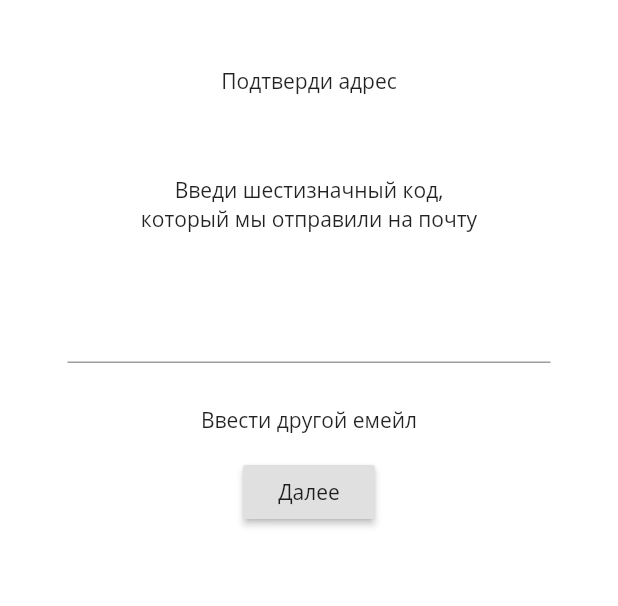
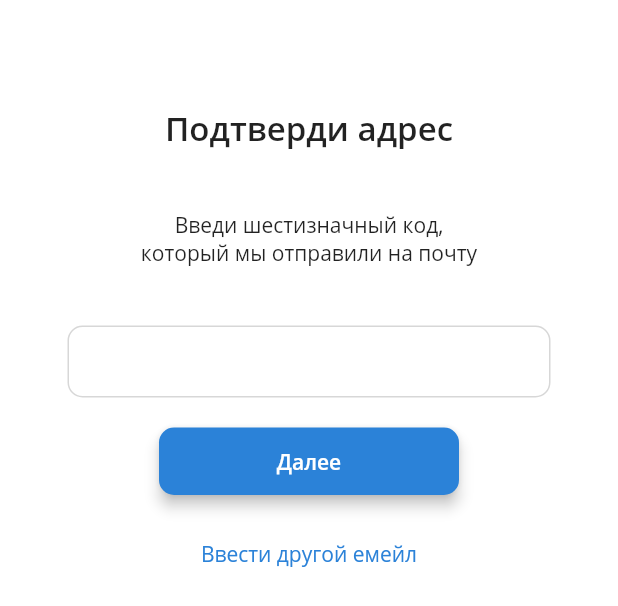
Before and after one commit to volsu-infosystem/mobile, a Flutter app: the AuthPasscodeScreen widget shown alone on an empty page, opened directly, on a phone screen of 412 x 824 dp. Shown: the top 606 px of the screen. Run offline on Flutter 3.47's test engine with Material 2 defaults, Android fonts, the phone set to English and light mode, and no system bars; our stand-ins replace dio, shared_preferences; accounts and stored records are empty.

Commit message:
AuthPasscode UI improvements

```diff
--- a/lib/features/auth/AuthEmail.dart
+++ b/lib/features/auth/AuthEmail.dart
@@ -154,7 +154,7 @@ class _AuthEmailView extends WidgetView<AuthEmail, _AuthEmailController> {
                 ),
                 focusedErrorBorder: OutlineInputBorder(
                   gapPadding: 0,
-                  borderSide: BorderSide(color: theme.colors.error),
+                  borderSide: BorderSide(color: theme.colors.errorText),
                   borderRadius: BorderRadius.circular(10),
                 ),
               ),
--- a/lib/features/auth/AuthPasscode.dart
+++ b/lib/features/auth/AuthPasscode.dart
@@ -2,6 +2,7 @@ import 'package:flutter/material.dart';
 import 'package:provider/provider.dart';
 import 'package:volsu_app_v1/exceptions/LogicExceptions.dart';
 import 'package:volsu_app_v1/providers/AuthProvider.dart';
+import 'package:volsu_app_v1/themes/AppTheme.dart';
 
 import '../../architecture_generics.dart';
 
@@ -59,6 +60,12 @@ class _AuthPasscodeController extends State<AuthPasscodeScreen> {
   }
 
   String _validatePassCode(String value) {
+    if (value == null) {
+      return "Введите код";
+    }
+    if (int.tryParse(value) == null) {
+      return "Введите целое число";
+    }
     return null;
   }
 }
@@ -73,34 +80,42 @@ class _AuthPasscodeView
     extends WidgetView<AuthPasscodeScreen, _AuthPasscodeController> {
   _AuthPasscodeView(_AuthPasscodeController state) : super(state);
 
-  Widget _buildErrorMessage() {
+  Widget _buildErrorMessage(BuildContext context) {
+    final theme = Provider.of<AppTheme>(context, listen: false);
     return state.errorMsg == null
         ? SizedBox(height: 0, width: 0)
         : Padding(
             padding: const EdgeInsets.only(top: 12),
             child: Text(
               state.errorMsg.toString(),
-              style: TextStyle(color: Colors.red),
+              style: TextStyle(color: theme.colors.errorText),
             ),
           );
   }
 
   @override
   Widget build(BuildContext context) {
+    final theme = Provider.of<AppTheme>(context, listen: false);
     final auth = Provider.of<AuthProvider>(context, listen: false);
     return Scaffold(
-      body: Container(
+      body: SingleChildScrollView(
+        child: Container(
           width: double.infinity,
           padding: EdgeInsets.symmetric(horizontal: 45),
           child: Column(
             crossAxisAlignment: CrossAxisAlignment.center,
             children: [
-            SizedBox(height: 44),
+              SizedBox(height: 70),
               Text(
                 "Подтверди адрес",
                 textAlign: TextAlign.center,
+                style: TextStyle(
+                  fontFamily: opensans,
+                  fontWeight: semibold,
+                  fontSize: 22,
                 ),
-            SizedBox(height: 54),
+              ),
+              SizedBox(height: 40),
               Text(
                 "Введи шестизначный код,\nкоторый мы отправили на почту",
                 textAlign: TextAlign.center,
@@ -110,35 +125,88 @@ class _AuthPasscodeView
                 textAlign: TextAlign.center,
                 style: TextStyle(fontWeight: FontWeight.bold),
               ),
-            SizedBox(height: 14),
+              SizedBox(height: 20),
               Form(
                 key: state._formCodeKey,
                 child: TextFormField(
                   // Code
                   keyboardType: TextInputType.number,
-                textAlign: TextAlign.center,
-                style: TextStyle(fontSize: 22, letterSpacing: 6),
                   onSaved: (value) => state._passCode = value,
                   validator: state._validatePassCode,
+                  cursorWidth: 1.2,
+                  cursorColor: theme.colors.primary,
+                  textAlign: TextAlign.center,
+                  style: TextStyle(
+                    fontFamily: montserrat,
+                    fontSize: 20,
+                    letterSpacing: 5,
+                  ),
+                  decoration: InputDecoration(
+                    contentPadding: EdgeInsets.all(0),
+                    fillColor: theme.colors.inputBorders,
+                    enabledBorder: OutlineInputBorder(
+                      gapPadding: 0,
+                      borderSide: BorderSide(color: theme.colors.inputBorders),
+                      borderRadius: BorderRadius.circular(10),
+                    ),
+                    focusedBorder: OutlineInputBorder(
+                      gapPadding: 0,
+                      borderSide: BorderSide(color: theme.colors.primary),
+                      borderRadius: BorderRadius.circular(10),
+                    ),
+                    focusedErrorBorder: OutlineInputBorder(
+                      gapPadding: 0,
+                      borderSide: BorderSide(color: theme.colors.errorText),
+                      borderRadius: BorderRadius.circular(10),
                     ),
                   ),
-            _buildErrorMessage(),
-            SizedBox(height: 14),
-            FlatButton(
-              onPressed: state._handleAnotherEmail,
-              child: Text("Ввести другой емейл"),
                 ),
+              ),
+              _buildErrorMessage(context),
+              SizedBox(height: 20),
               state.isLoading
                   ? Container(
                       width: 20,
                       height: 20,
                       child: CircularProgressIndicator(strokeWidth: 2),
                     )
-                : RaisedButton(
+                  : Container(
+                      height: 45,
+                      width: 200,
+                      child: RaisedButton(
                         onPressed: state._handlePassCodeEntered,
-                    child: Text("Далее"),
-                  )
+                        child: Text(
+                          "Далее",
+                          style: TextStyle(
+                            fontWeight: semibold,
+                          ),
+                        ),
+                        color: theme.colors.primary,
+                        textColor: theme.colors.foregroundOnPrimary,
+                        highlightColor: theme.colors.primary[600],
+                        splashColor: theme.colors.primary,
+                        highlightElevation: 0,
+                        elevation: 4,
+                        shape: RoundedRectangleBorder(
+                          borderRadius: BorderRadius.circular(10),
+                        ),
+                      ),
+                    ),
+              SizedBox(height: 15),
+              FlatButton(
+                onPressed: state._handleAnotherEmail,
+                child: Text(
+                  "Ввести другой емейл",
+                  style: TextStyle(
+                    color: theme.colors.primary,
+                  ),
+                ),
+                splashColor: theme.colors.splashOnBackground,
+                hoverColor: theme.colors.splashOnBackground,
+                highlightColor: theme.colors.splashOnBackground,
+              ),
             ],
+          ),
         ),
       ),
     );
--- a/lib/themes/colors.dart
+++ b/lib/themes/colors.dart
@@ -32,17 +32,20 @@ class AppAppearance {
   MaterialColor foregroundOnPrimary;
 
   MaterialColor primary;
-  MaterialColor error;
+  MaterialColor errorText;
 
   MaterialColor inputBorders;
 
+  MaterialColor splashOnBackground;
+
   AppAppearance({
-    this.background,
-    this.foreground,
-    this.primary,
-    this.error,
-    this.inputBorders,
-    this.foregroundOnPrimary,
+    @required this.background,
+    @required this.foreground,
+    @required this.primary,
+    @required this.errorText,
+    @required this.inputBorders,
+    @required this.foregroundOnPrimary,
+    @required this.splashOnBackground,
   });
 }
 
@@ -53,9 +56,10 @@ class LightAppAppearance extends AppAppearanceGenerator {
         primary: matColor(0xff2B82D8),
         background: matColor(0xffffffff),
         foreground: matColor(0xff000000),
-        error: matColor(0xffff0000),
+        errorText: matColor(0xffff0000),
         inputBorders: matColor(0xffD7D7D7),
         foregroundOnPrimary: matColor(0xffffffff),
+        splashOnBackground: matColor(0xffE5E5E5),
       );
 }
 
```
Lines whose indentation alone changed are shown as unchanged.
